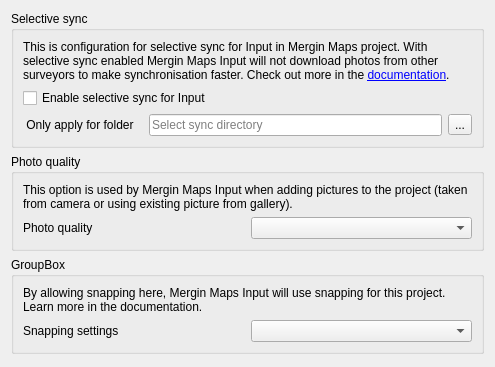
This is Mergin/ui/ui_project_config.ui in MerginMaps/qgis-plugin as Qt 5 draws it before an edit. The edited form follows.
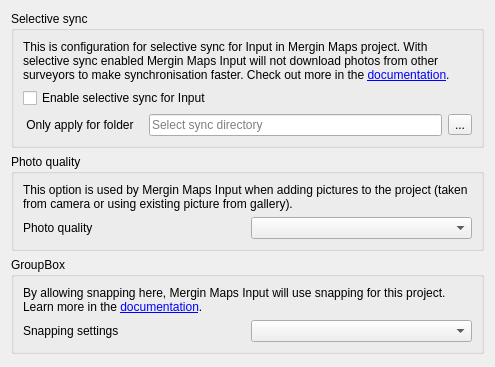
This is the edited form.

Commit message: add (non-existent for now) link to the documentation

What changed in the file:
```diff
--- a/Mergin/ui/ui_project_config.ui
+++ b/Mergin/ui/ui_project_config.ui
@@ -146,7 +146,7 @@
       <item row="0" column="0" colspan="2">
        <widget class="QLabel" name="label_4">
         <property name="text">
-         <string>By allowing snapping here, Mergin Maps Input will use snapping for this project. Learn more in the documentation.</string>
+         <string>&lt;html&gt;&lt;head/&gt;&lt;body&gt;&lt;p&gt;By allowing snapping here, Mergin Maps Input will use snapping for this project. Learn more in the &lt;a href=&quot;https://merginmaps.com/docs/manage/snapping/&quot;&gt;&lt;span style=&quot; text-decoration: underline; color:#0000ff;&quot;&gt;documentation&lt;/span&gt;&lt;/a&gt;.&lt;/p&gt;&lt;/body&gt;&lt;/html&gt;</string>
         </property>
         <property name="wordWrap">
          <bool>true</bool>
```
